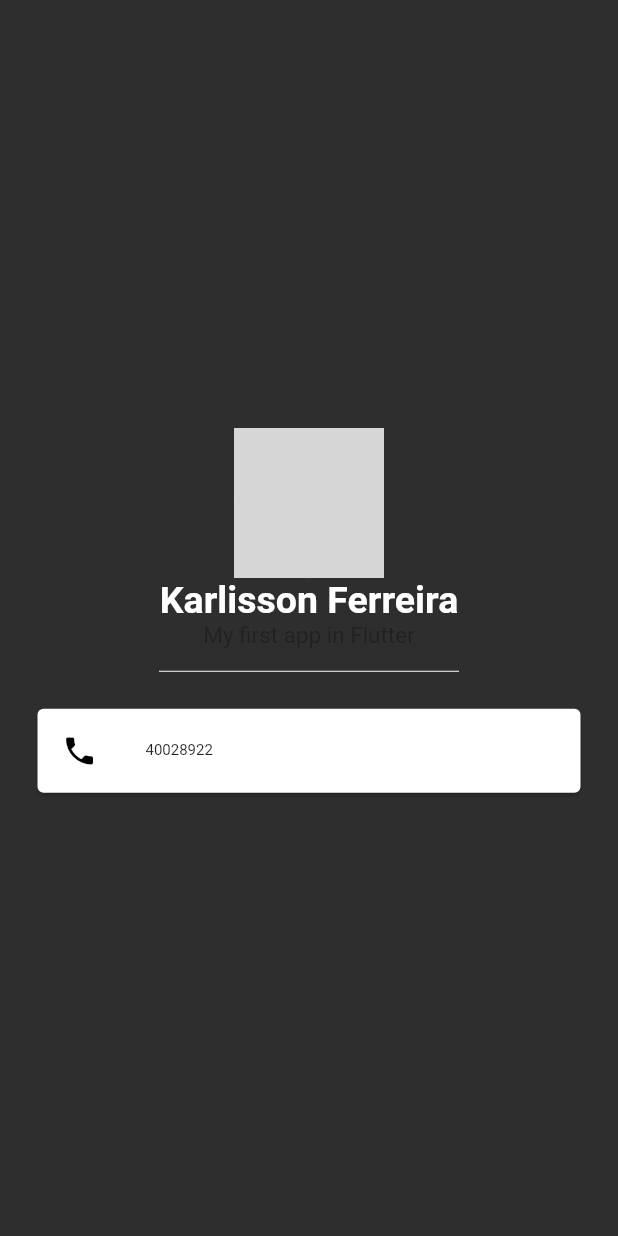
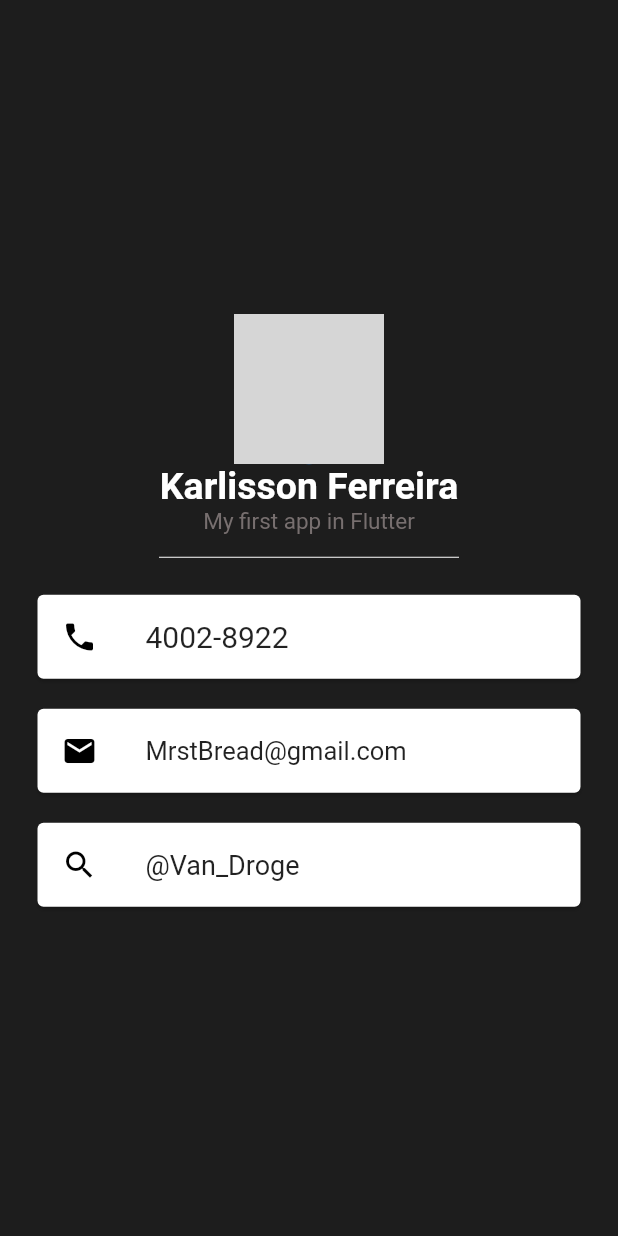
Before and after one commit to KarlZacferro/My_Card, a Flutter app: the screen it shows after launch, on a phone screen of 412 x 824 dp. Run offline on Flutter 3.47's test engine with Material 2 defaults, Android fonts, the phone set to English and light mode, and no system bars; grey boxes are pictures that could not be loaded.

Commit message:
adicação dos cards

```diff
--- a/lib/main.dart
+++ b/lib/main.dart
@@ -12,14 +12,14 @@ class MeuApp extends StatelessWidget{
   Widget build(BuildContext context){
     return MaterialApp(
     home: Scaffold(
-      backgroundColor: Color.fromARGB(255, 46, 46, 46),
+      backgroundColor: Color.fromARGB(255, 29, 29, 29),
       body: SafeArea(
         child: Column(
           mainAxisAlignment: MainAxisAlignment.center,
           children: <Widget>[
             CircleAvatar(
               radius: 50.0,
-              backgroundImage:AssetImage('imagens/Pic.jpeg'),
+              backgroundImage:AssetImage('images/Pic.jpeg'),
             ),
             Text(
               'Karlisson Ferreira',
@@ -30,7 +30,7 @@ class MeuApp extends StatelessWidget{
             ),
             Text(
               'My first app in Flutter',
-              style: TextStyle(color: Colors.grey.shade900,
+              style: TextStyle(color: Color.fromARGB(255, 119, 111, 111),
               fontSize:15
               ),
             ),
@@ -48,8 +48,32 @@ class MeuApp extends StatelessWidget{
                   Icons.phone,
                   color: Colors.black,
                 ),
-                title: Text('40028922',
-                style: TextStyle(fontSize: 10),
+                title: Text(   '4002-8922',
+                style: TextStyle(fontSize: 20),
+                ),
+              ),
+            ),
+            Card(
+              margin: EdgeInsets.symmetric(vertical: 10.0,horizontal: 25.0),
+              child: ListTile(
+                leading: Icon(
+                  Icons.email,
+                  color: Colors.black,
+                ),
+                title: Text(   'MrstBread@gmail.com',
+                style: TextStyle(fontSize: 17),
+                ),
+              ),
+            ),
+            Card(
+              margin: EdgeInsets.symmetric(vertical: 10.0,horizontal: 25.0),
+              child: ListTile(
+                leading: Icon(
+                  Icons.search,
+                  color: Colors.black,
+                ),
+                title: Text(   '@Van_Droge',
+                style: TextStyle(fontSize: 18),
                 ),
               ),
             )
--- a/pubspec.yaml
+++ b/pubspec.yaml
@@ -58,11 +58,9 @@ flutter:
   uses-material-design: true
 
   # To add assets to your application, add an assets section, like this:
+
   # assets:
-  #   - images/a_dot_burr.jpeg
-  #   - images/a_dot_ham.jpeg
-  # assets:
-  #   - images/Pic.jpeg
+    # - images/Pic.jpeg
 
   # An image asset can refer to one or more resolution-specific "variants", see
   # https://flutter.dev/assets-and-images/#resolution-aware.
```
Also changed, not shown: images/Pic.jpeg (renamed from imagens/Pic.jpeg).
